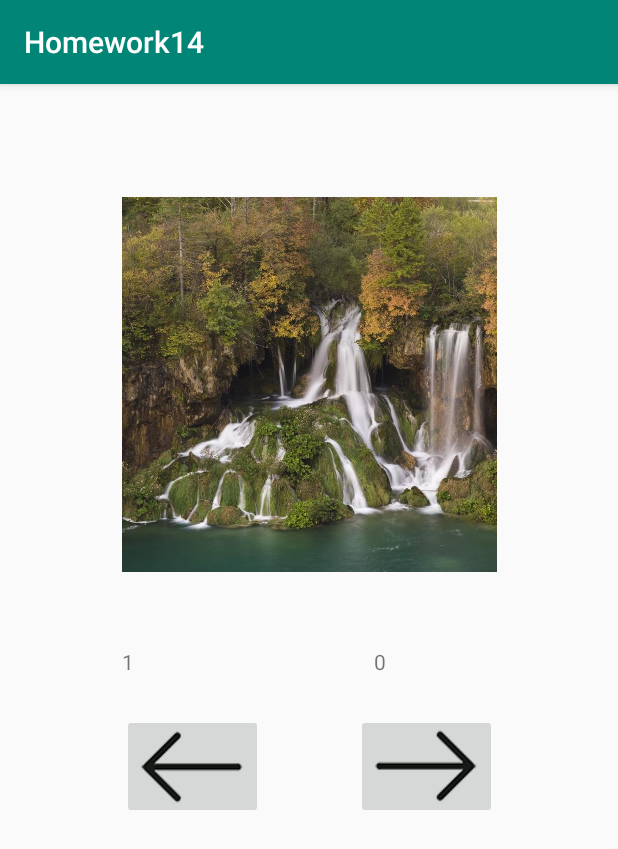
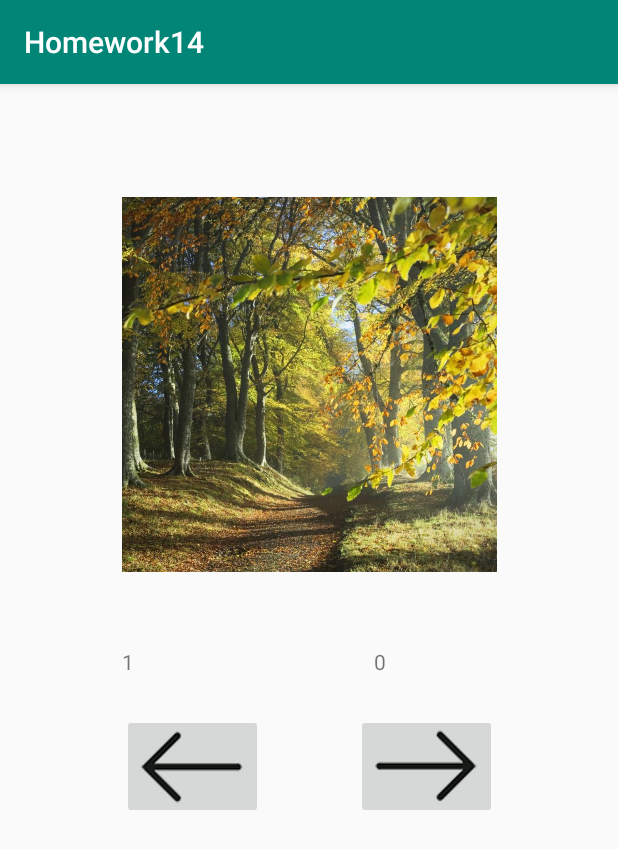
Before and after one commit to RuslanMck/RuslanMck-ALevel-android-homework, an Android app: the screen it shows after launch (MainActivity), after a tap on an icon or button, on a phone screen of 412 x 824 dp. Shown: the top 849 px of the screen. Run offline under Robolectric (Android 15) with nearby library versions, the phone set to English and light mode, and no system bars.

Commit message:
App is working

```diff
--- /dev/null
+++ b/Homework_14/app/src/main/java/ua/home_studying/homework14/ImagesList.java
@@ -0,0 +1,39 @@
+package ua.home_studying.homework14;
+
+import java.util.LinkedList;
+
+public class ImagesList {
+
+    LinkedList<Integer> images = new LinkedList<>();
+    int index = 0;
+
+    public void collectImages(){
+        images.add(R.drawable.nature_pic_001);
+        images.add(R.drawable.nature_pic_002);
+        images.add(R.drawable.nature_pic_003);
+        images.add(R.drawable.nature_pic_004);
+        images.add(R.drawable.nature_pic_005);
+    }
+
+    public int getNextImg(){
+        index++;
+        if (index >= images.size()) index = 0;
+        int result = images.get(index);
+        return result;
+    }
+
+    public int getPrevImg(){
+        index--;
+        if (index < 0) index = images.size() -1;
+        int result = images.get(index);
+        return result;
+    }
+
+    public int getIndex() {
+        return index;
+    }
+
+    public int getImg(int i){
+        return images.get(i);
+    }
+}
--- a/Homework_14/app/src/main/java/ua/home_studying/homework14/MainActivity.java
+++ b/Homework_14/app/src/main/java/ua/home_studying/homework14/MainActivity.java
@@ -3,18 +3,20 @@ package ua.home_studying.homework14;
 import android.support.v7.app.AppCompatActivity;
 import android.os.Bundle;
 import android.view.View;
-import android.widget.Button;
 import android.widget.ImageButton;
+import android.widget.ImageView;
 import android.widget.TextView;
 
 public class MainActivity extends AppCompatActivity {
 
     Counter counter = new Counter();
+    ImagesList imagesList = new ImagesList();
 
     @Override
     protected void onCreate(final Bundle savedInstanceState) {
         super.onCreate(savedInstanceState);
         setContentView(R.layout.activity_main);
+        imagesList.collectImages();
 
         final TextView textViewLeft = findViewById(R.id.text_view_left);
         textViewLeft.setText(String.valueOf(counter.getCountLeft()));
@@ -25,6 +27,9 @@ public class MainActivity extends AppCompatActivity {
         ImageButton buttonL = findViewById(R.id.button_l);
         ImageButton buttonR = findViewById(R.id.button_r);
 
+        final ImageView imageView = findViewById(R.id.image_view);
+        imageView.setImageResource(R.drawable.nature_pic_001);
+
         View.OnClickListener customCL = new View.OnClickListener() {
             @Override
             public void onClick(View v) {
@@ -32,10 +37,12 @@ public class MainActivity extends AppCompatActivity {
                     case R.id.button_l:
                         counter.countLeft();
                         textViewLeft.setText(String.valueOf(counter.getCountLeft()));
+                        imageView.setImageResource(imagesList.getPrevImg());
                         break;
                     case R.id.button_r:
                         counter.contRight();
                         textViewRight.setText(String.valueOf(counter.getCountRight()));
+                        imageView.setImageResource(imagesList.getNextImg());
                         break;
                 }
             }
@@ -46,6 +53,7 @@ public class MainActivity extends AppCompatActivity {
             textViewRight.setText(savedInstanceState.getString("SavedRightString"));
             counter.setCountLeft(savedInstanceState.getInt("SavedLeftInt"));
             counter.setCountRight(savedInstanceState.getInt("SavedRightInt"));
+            imageView.setImageResource(imagesList.getImg(savedInstanceState.getInt("SavedImage")));
         }
         buttonL.setOnClickListener(customCL);
         buttonR.setOnClickListener(customCL);
@@ -58,5 +66,6 @@ public class MainActivity extends AppCompatActivity {
         outState.putInt("SavedRightInt", counter.getCountRight());
         outState.putString("SavedLeftString", String.valueOf(counter.getCountLeft()));
         outState.putString("SavedRightString", String.valueOf(counter.getCountRight()));
+        outState.putInt("SavedImage", imagesList.getIndex());
     }
 }
--- a/Homework_14/app/src/main/res/layout-land/activity_main.xml
+++ b/Homework_14/app/src/main/res/layout-land/activity_main.xml
@@ -25,7 +25,7 @@
         android:layout_marginTop="25dp"
         android:hint="@string/counter_l"
         app:layout_constraintStart_toStartOf="parent"
-        app:layout_constraintTop_toBottomOf="@id/image_view" />
+        app:layout_constraintBottom_toTopOf="@id/button_l" />
 
     <TextView
         android:id="@+id/text_view_right"
@@ -36,7 +36,7 @@
         android:layout_marginRight="50dp"
         android:hint="@string/counter_r"
         app:layout_constraintEnd_toEndOf="parent"
-        app:layout_constraintTop_toBottomOf="@id/image_view" />
+        app:layout_constraintBottom_toTopOf="@id/button_r" />
 
     <ImageButton
         android:id="@+id/button_l"
@@ -47,7 +47,7 @@
         android:layout_marginTop="15dp"
         android:src="@drawable/icon_arrow_l"
         app:layout_constraintStart_toStartOf="parent"
-        app:layout_constraintTop_toBottomOf="@id/text_view_left" />
+        app:layout_constraintBottom_toBottomOf="parent" />
 
     <ImageButton
         android:id="@+id/button_r"
@@ -58,6 +58,6 @@
         android:layout_marginRight="50dp"
         android:src="@drawable/icon_arrow_r"
         app:layout_constraintEnd_toEndOf="parent"
-        app:layout_constraintTop_toBottomOf="@id/text_view_right" />
+        app:layout_constraintBottom_toBottomOf="parent" />
 
 </android.support.constraint.ConstraintLayout>
```
